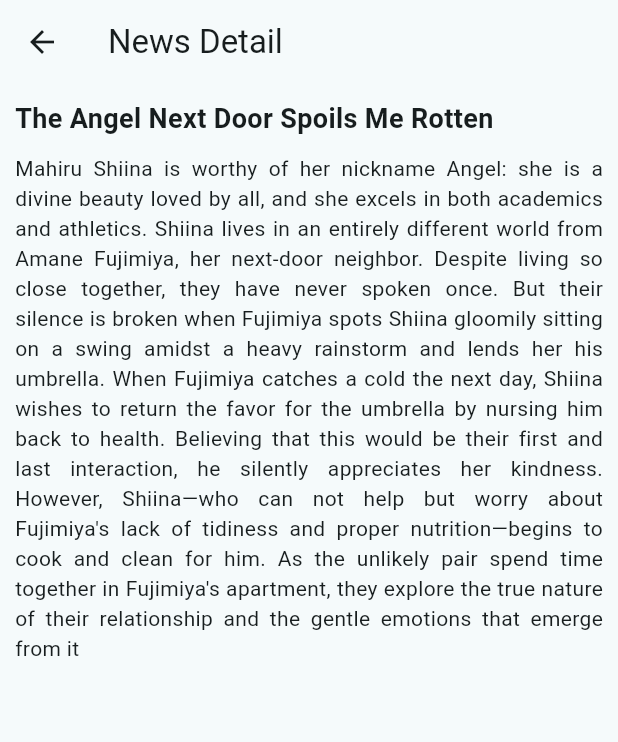
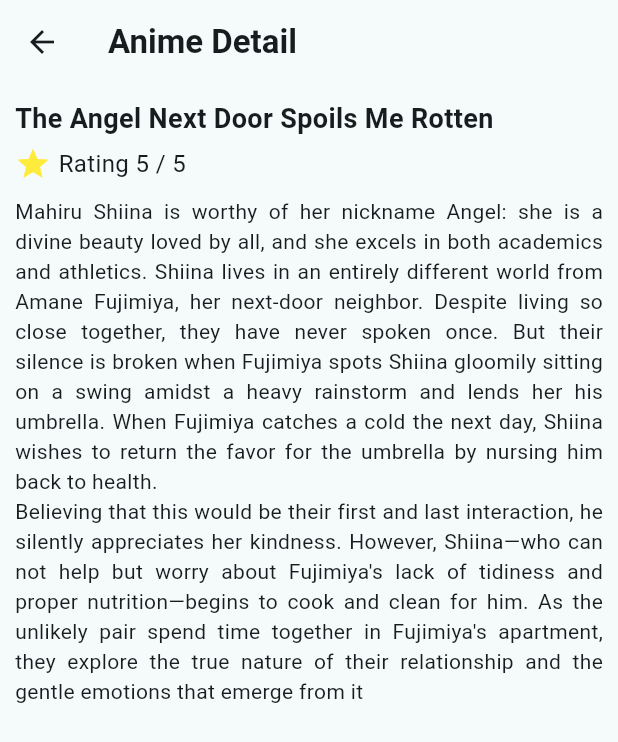
Before and after one commit to shopie14/navigation-flutter-animeList, a Flutter app: the screen it shows after launch, after a tap on "The Angel Next Door Spoils Me Rotten", on a phone screen of 412 x 824 dp. Shown: the top 742 px of the screen. Run offline on Flutter 3.47's test engine with Material 2 defaults, Android fonts, the phone set to English and light mode, and no system bars; our stand-ins replace go_router; network calls fail.

Commit message:
update menu, list and description

```diff
--- a/lib/data/news_data.dart
+++ b/lib/data/news_data.dart
@@ -5,35 +5,35 @@ List<News> newsData = [
     id: 1,
     title: "Vinland Saga Season 2",
     description:
-        "After his father's death and the destruction of his village at the hands of English raiders, Einar wishes for a peaceful life with his family on their newly rebuilt farms. However, fate has other plans: his village is invaded once again. Einar watches helplessly as the marauding Danes burn his lands and slaughter his family.\nThe invaders capture Einar and take him back to Denmark as a slave. Einar clings to his mother's final words to survive. He is purchased by Ketil, a kind slave owner and landlord who promises that Einar can regain his freedom in return for working in the fields. Soon, Einar encounters his new partner in farm cultivation—Thorfinn, a dejected and melancholic slave. As Einar and Thorfinn work together toward their freedom, they are haunted by both sins of the past and the ploys of the present. Yet they carry on, grasping for a glimmer of hope, redemption, and peace in a world that is nothing but unjust and unforgiving.",
+        "After his father's death and the destruction of his village at the hands of English raiders, Einar wishes for a peaceful life with his family on their newly rebuilt farms. However, fate has other plans: his village is invaded once again. Einar watches helplessly as the marauding Danes burn his lands and slaughter his family.\nThe invaders capture Einar and take him back to Denmark as a slave. Einar clings to his mother's final words to survive. He is purchased by Ketil, a kind slave owner and landlord who promises that Einar can regain his freedom in return for working in the fields.\nSoon, Einar encounters his new partner in farm cultivation—Thorfinn, a dejected and melancholic slave. As Einar and Thorfinn work together toward their freedom, they are haunted by both sins of the past and the ploys of the present. Yet they carry on, grasping for a glimmer of hope, redemption, and peace in a world that is nothing but unjust and unforgiving.",
     image: "https://cdn.myanimelist.net/images/anime/1170/124312.jpg",
   ),
   News(
     id: 2,
     title: "Juubee-chan 2: Siberia Yagyuu no Gyakushuu",
     description:
-        "Three hundred years ago, in the frigid land of Siberia, Jubei Yagyu engaged in a fierce battle with Kitaretsusai of the Northern Yagyu clan. The duel was costly, as his daughter Freesia was frozen in suspended animation. As a result of global warming in the present day, Freesia breaks free from her icy grave and moves to Japan as a middle school transfer student, where she befriends Jiyuu Nanohana. Little does Jiyuu know that Freesia is targeting her to acquire the coveted Lovely Eye Patch, which Freesia believes is rightfully hers.",
+        "Three hundred years ago, in the frigid land of Siberia, Jubei Yagyu engaged in a fierce battle with Kitaretsusai of the Northern Yagyu clan. The duel was costly, as his daughter Freesia was frozen in suspended animation. As a result of global warming in the present day, Freesia breaks free from her icy grave and moves to Japan as a middle school transfer student, where she befriends Jiyuu Nanohana.\nLittle does Jiyuu know that Freesia is targeting her to acquire the coveted Lovely Eye Patch, which Freesia believes is rightfully hers.",
     image: "https://cdn.myanimelist.net/images/anime/7/20768.jpg",
   ),
   News(
     id: 3,
     title: "Love Live! School Idol Project 2nd Season",
     description:
-        "Otonokizaka High School has been saved! Despite having to withdraw from the Love Live!, the efforts of μ's were able to garner enough interest in their school to prevent it from being shut down. What more, following the conclusion of the first, a second Love Live! is announced, this time on an even larger stage than before. Given a chance for redemption, the nine girls come together once more to sing their hearts out and claim victory. However, with the end of the school year approaching, the graduation of the third years draws near. As they attempt to reach the top of the Love Live!, they must also consider their future and choose what path the group will take. Though the question of whether to continue without the third years or disband weighs heavily on the minds of its members, μ's must quickly come to an answer with graduation right around the corner.\nLove Live! School Idol Project 2nd Season continues the story of the girls as they laugh, cry, sing, and dance in their journey to determine the future of their group and conquer the Love Live! in their last chance to win with all nine girls together.",
+        "Otonokizaka High School has been saved! Despite having to withdraw from the Love Live!, the efforts of μ's were able to garner enough interest in their school to prevent it from being shut down. What more, following the conclusion of the first, a second Love Live! is announced, this time on an even larger stage than before. Given a chance for redemption, the nine girls come together once more to sing their hearts out and claim victory. However, with the end of the school year approaching, the graduation of the third years draws near.\nAs they attempt to reach the top of the Love Live!, they must also consider their future and choose what path the group will take. Though the question of whether to continue without the third years or disband weighs heavily on the minds of its members, μ's must quickly come to an answer with graduation right around the corner.\nLove Live! School Idol Project 2nd Season continues the story of the girls as they laugh, cry, sing, and dance in their journey to determine the future of their group and conquer the Love Live! in their last chance to win with all nine girls together.",
     image: "https://cdn.myanimelist.net/images/anime/10/59101.jpg",
   ),
   News(
     id: 4,
     title: "Ayakashi Triangle",
     description:
-        "Ayakashi are strange, supernatural creatures invisible to the majority of people. Though most are harmless, some ayakashi attack humans to devour their life force. Exorcist ninjas are tasked with protecting people from these spiteful spirits. Matsuri Kazamaki is a young exorcist ninja born to a prestigious clan. His childhood friend, Suzu Kanade, is an ayakashi medium—an individual with immense vitality that attracts ayakashi. Matsuri deems all ayakashi threatening and wishes to keep Suzu as far from them as possible, but this clashes with her desire to remain close to them. One day, the pair encounters Shirogane, the King of Ayakashi, who is hellbent on consuming Suzu. As she is about to be eaten, Matsuri comes to the rescue and manages to seal the ayakashi's powers—but not before Shirogane takes revenge by turning him into a girl! Until he finds a way to transform back, Matsuri must adjust to his new, peculiar lifestyle while fighting against hostile ayakashi. Moreover, Suzu is now conflicted about her feelings toward Matsuri—further plunging their relationship into a state of ambiguity.",
+        "Ayakashi are strange, supernatural creatures invisible to the majority of people. Though most are harmless, some ayakashi attack humans to devour their life force. Exorcist ninjas are tasked with protecting people from these spiteful spirits. Matsuri Kazamaki is a young exorcist ninja born to a prestigious clan. His childhood friend, Suzu Kanade, is an ayakashi medium—an individual with immense vitality that attracts ayakashi. Matsuri deems all ayakashi threatening and wishes to keep Suzu as far from them as possible, but this clashes with her desire to remain close to them. One day, the pair encounters Shirogane, the King of Ayakashi, who is hellbent on consuming Suzu.\nAs she is about to be eaten, Matsuri comes to the rescue and manages to seal the ayakashi's powers—but not before Shirogane takes revenge by turning him into a girl! Until he finds a way to transform back, Matsuri must adjust to his new, peculiar lifestyle while fighting against hostile ayakashi. Moreover, Suzu is now conflicted about her feelings toward Matsuri—further plunging their relationship into a state of ambiguity.",
     image: "https://cdn.myanimelist.net/images/anime/1078/131921.jpg",
   ),
   News(
     id: 5,
     title: "The Angel Next Door Spoils Me Rotten",
     description:
-        "Mahiru Shiina is worthy of her nickname Angel: she is a divine beauty loved by all, and she excels in both academics and athletics. Shiina lives in an entirely different world from Amane Fujimiya, her next-door neighbor. Despite living so close together, they have never spoken once. But their silence is broken when Fujimiya spots Shiina gloomily sitting on a swing amidst a heavy rainstorm and lends her his umbrella. When Fujimiya catches a cold the next day, Shiina wishes to return the favor for the umbrella by nursing him back to health. Believing that this would be their first and last interaction, he silently appreciates her kindness. However, Shiina—who can not help but worry about Fujimiya's lack of tidiness and proper nutrition—begins to cook and clean for him. As the unlikely pair spend time together in Fujimiya's apartment, they explore the true nature of their relationship and the gentle emotions that emerge from it",
+        "Mahiru Shiina is worthy of her nickname Angel: she is a divine beauty loved by all, and she excels in both academics and athletics. Shiina lives in an entirely different world from Amane Fujimiya, her next-door neighbor. Despite living so close together, they have never spoken once. But their silence is broken when Fujimiya spots Shiina gloomily sitting on a swing amidst a heavy rainstorm and lends her his umbrella. When Fujimiya catches a cold the next day, Shiina wishes to return the favor for the umbrella by nursing him back to health.\nBelieving that this would be their first and last interaction, he silently appreciates her kindness. However, Shiina—who can not help but worry about Fujimiya's lack of tidiness and proper nutrition—begins to cook and clean for him. As the unlikely pair spend time together in Fujimiya's apartment, they explore the true nature of their relationship and the gentle emotions that emerge from it",
     image: "https://cdn.myanimelist.net/images/anime/1847/134795.jpg",
   ),
 ];
@@ -43,7 +43,7 @@ List<News> hotNews = [
     id: 6,
     title: "The Angel Next Door Spoils Me Rotten",
     description:
-        "Mahiru Shiina is worthy of her nickname Angel: she is a divine beauty loved by all, and she excels in both academics and athletics. Shiina lives in an entirely different world from Amane Fujimiya, her next-door neighbor. Despite living so close together, they have never spoken once. But their silence is broken when Fujimiya spots Shiina gloomily sitting on a swing amidst a heavy rainstorm and lends her his umbrella. When Fujimiya catches a cold the next day, Shiina wishes to return the favor for the umbrella by nursing him back to health. Believing that this would be their first and last interaction, he silently appreciates her kindness. However, Shiina—who can not help but worry about Fujimiya's lack of tidiness and proper nutrition—begins to cook and clean for him. As the unlikely pair spend time together in Fujimiya's apartment, they explore the true nature of their relationship and the gentle emotions that emerge from it",
+        "Mahiru Shiina is worthy of her nickname Angel: she is a divine beauty loved by all, and she excels in both academics and athletics. Shiina lives in an entirely different world from Amane Fujimiya, her next-door neighbor. Despite living so close together, they have never spoken once. But their silence is broken when Fujimiya spots Shiina gloomily sitting on a swing amidst a heavy rainstorm and lends her his umbrella. When Fujimiya catches a cold the next day, Shiina wishes to return the favor for the umbrella by nursing him back to health.\nBelieving that this would be their first and last interaction, he silently appreciates her kindness. However, Shiina—who can not help but worry about Fujimiya's lack of tidiness and proper nutrition—begins to cook and clean for him. As the unlikely pair spend time together in Fujimiya's apartment, they explore the true nature of their relationship and the gentle emotions that emerge from it",
     image: "https://cdn.myanimelist.net/images/anime/1847/134795.jpg",
   ),
 ];
--- a/lib/modul/home/home_screen.dart
+++ b/lib/modul/home/home_screen.dart
@@ -57,7 +57,7 @@ class _HomeScreenState extends State<HomeScreen> {
           icon: Icon(Icons.home),
         ),
         BottomNavigationBarItem(
-          label: "News",
+          label: "Anime List",
           icon: Icon(Icons.newspaper),
         ),
         BottomNavigationBarItem(
--- a/lib/modul/home/hotnews_widget.dart
+++ b/lib/modul/home/hotnews_widget.dart
@@ -12,7 +12,7 @@ class HotNewsWidget extends StatelessWidget {
     return Column(
       children: [
         ListTile(
-          title: const Text("Hot News",
+          title: const Text("Hot Anime",
               style: TextStyle(fontWeight: FontWeight.bold)),
           trailing: IconButton(
             icon: const Icon(
--- a/lib/modul/home/lates_news_widget.dart
+++ b/lib/modul/home/lates_news_widget.dart
@@ -14,7 +14,7 @@ class LatesNewsWidget extends StatelessWidget {
     return Column(
       children: [
         ListTile(
-          title: const Text("Lates News",
+          title: const Text("Lates Anime",
               style: TextStyle(fontWeight: FontWeight.bold)),
           trailing: IconButton(
               onPressed: () {},
--- a/lib/modul/menu/menu_screen.dart
+++ b/lib/modul/menu/menu_screen.dart
@@ -7,6 +7,57 @@ class MenuScreen extends StatelessWidget {
 
   @override
   Widget build(BuildContext context) {
-    return const Center(child: Text("Menu Screen"));
+    return Scaffold(
+      appBar: AppBar(
+        title: const Text('Menu'),
+      ),
+      body: Padding(
+        padding: const EdgeInsets.all(16),
+        child: Column(
+          crossAxisAlignment: CrossAxisAlignment.stretch,
+          children: [
+            ElevatedButton.icon(
+              onPressed: () {
+                // aksi yang ingin dilakukan saat tombol "Home" ditekan
+              },
+              icon: Icon(Icons.home),
+              label: const Text('Home'),
+            ),
+            const SizedBox(height: 16),
+            ElevatedButton.icon(
+              onPressed: () {
+                // aksi yang ingin dilakukan saat tombol "Anime List" ditekan
+              },
+              icon: Icon(Icons.list),
+              label: const Text('Anime List'),
+            ),
+            const SizedBox(height: 16),
+            ElevatedButton.icon(
+              onPressed: () {
+                // aksi yang ingin dilakukan saat tombol "Setting" ditekan
+              },
+              icon: Icon(Icons.settings),
+              label: const Text('Setting'),
+            ),
+            const SizedBox(height: 16),
+            ElevatedButton.icon(
+              onPressed: () {
+                // aksi yang ingin dilakukan saat tombol "Profile" ditekan
+              },
+              icon: Icon(Icons.person),
+              label: const Text('Profile'),
+            ),
+            const SizedBox(height: 16),
+            ElevatedButton.icon(
+              onPressed: () {
+                // aksi yang ingin dilakukan saat tombol "Logout" ditekan
+              },
+              icon: Icon(Icons.logout),
+              label: const Text('Logout'),
+            ),
+          ],
+        ),
+      ),
+    );
   }
 }
--- a/lib/modul/news/news_screen.dart
+++ b/lib/modul/news/news_screen.dart
@@ -13,7 +13,7 @@ class NewsScreen extends StatelessWidget {
   Widget build(BuildContext context) {
     return ListView(
       children: [
-        const ListTile(title: Text("News Article List")),
+        const ListTile(title: Text("Anime List")),
         Column(
           children:
               newsData.map((News news) => NewsItemWidget(news: news)).toList(),
--- a/lib/modul/news_detail/new_detail_screen.dart
+++ b/lib/modul/news_detail/new_detail_screen.dart
@@ -4,12 +4,13 @@ import 'package:pertemuan_v/models/news.dart';
 class NewsDetailScreen extends StatelessWidget {
   NewsDetailScreen({super.key, required this.news});
   News news;
+  int rating = 5;
 
   @override
   Widget build(BuildContext context) {
     return Scaffold(
       appBar: AppBar(
-        title: const Text("News Detail"),
+        title: const Text("Anime Detail", style: TextStyle(fontWeight: FontWeight.bold),),
       ),
       body: Container(
         padding: const EdgeInsets.symmetric(horizontal: 10),
@@ -23,11 +24,22 @@ class NewsDetailScreen extends StatelessWidget {
               fontWeight: FontWeight.bold,
             ),
           ),
+          const SizedBox(height: 5),
+          Row(
+            children: [
+              Icon(Icons.star, color: Colors.yellow),
+              const SizedBox(width: 5),
+              Text(
+                'Rating $rating / 5',
+                style: TextStyle(fontSize: 16),
+              ),
+            ],
+          ),
           const SizedBox(height: 10),
           Text(
             news.description!,
             textAlign: TextAlign.justify,
-          )
+          ),
         ]),
       ),
     );
```
